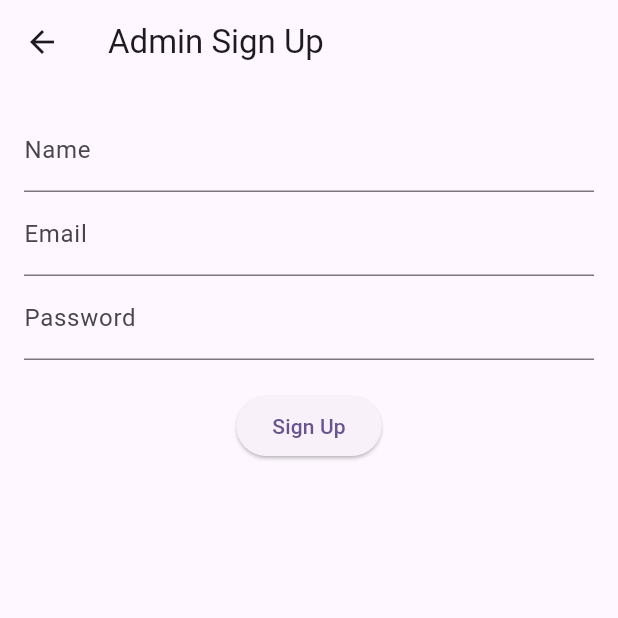
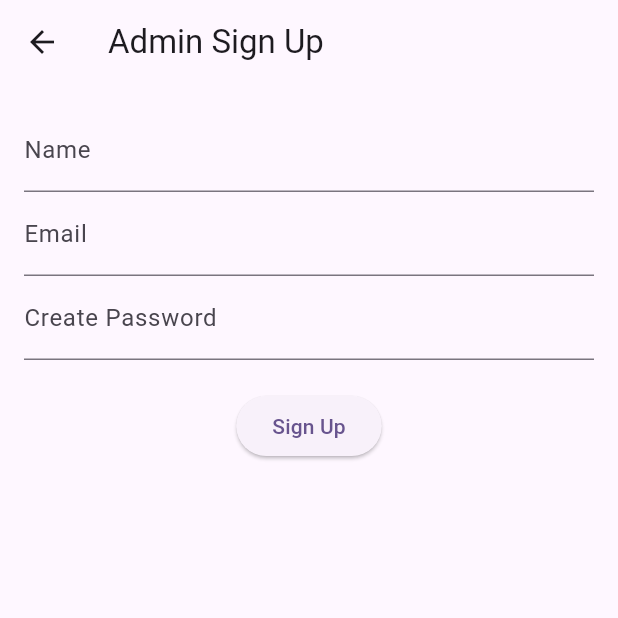
Before and after one commit to muneeza-urbanhood/volunteer_appv2, a Flutter app: the AdminSignUpScreen screen opened directly, after a tap on "Sign Up", on a phone screen of 412 x 824 dp, the top half of it. Run offline on Flutter 3.47's test engine with Material 3 defaults, Android fonts, the phone set to English and light mode, and no system bars; our stand-ins replace firebase_auth, firebase_core, firebase_database; accounts and stored records are empty; network calls fail.

```diff
--- a/lib/admin_screen.dart
+++ b/lib/admin_screen.dart
@@ -126,6 +126,7 @@ class _AdminScreenState extends State<AdminScreen> {
               controller: _descriptionController,
               decoration: InputDecoration(labelText: 'Description'),
             ),
+            // Dropdown for selecting assigned volunteer
             DropdownButtonFormField<String>(
               value: _selectedVolunteerEmail,
               decoration: InputDecoration(labelText: 'Assigned Volunteer'),
--- a/lib/admin_signup_screen.dart
+++ b/lib/admin_signup_screen.dart
@@ -13,6 +13,7 @@ class _AdminSignUpScreenState extends State<AdminSignUpScreen> {
   final _nameController = TextEditingController();
   final _auth = FirebaseAuth.instance;
   final _database = FirebaseDatabase.instance.ref();
+  bool _isSignedUp = false; // Track if the sign-up is successful
 
   void _signUp() async {
     final email = _emailController.text;
@@ -32,9 +33,10 @@ class _AdminSignUpScreenState extends State<AdminSignUpScreen> {
         'name': name,
       });
 
-      // Navigate back to the login screen or show a success message
-      Navigator.pop(context);
-      ScaffoldMessenger.of(context).showSnackBar(SnackBar(content: Text('Sign Up Successful')));
+      // Update the state to show the confirmation message
+      setState(() {
+        _isSignedUp = true;
+      });
     } catch (error) {
       ScaffoldMessenger.of(context).showSnackBar(SnackBar(content: Text('Sign Up Failed: $error')));
     }
@@ -48,7 +50,30 @@ class _AdminSignUpScreenState extends State<AdminSignUpScreen> {
       ),
       body: Padding(
         padding: EdgeInsets.all(16.0),
-        child: Column(
+        child: _isSignedUp
+            ? Center(
+          child: Column(
+            mainAxisAlignment: MainAxisAlignment.center,
+            children: <Widget>[
+              Text(
+                'You are signed up!',
+                style: TextStyle(fontSize: 24, fontWeight: FontWeight.bold),
+              ),
+              SizedBox(height: 20),
+              ElevatedButton(
+                onPressed: () {
+                  Navigator.pushNamedAndRemoveUntil(
+                    context,
+                    '/home',
+                        (Route<dynamic> route) => false,
+                  );
+                },
+                child: Text('Back to Home Screen'),
+              ),
+            ],
+          ),
+        )
+            : Column(
           children: <Widget>[
             TextField(
               controller: _nameController,
@@ -61,7 +86,7 @@ class _AdminSignUpScreenState extends State<AdminSignUpScreen> {
             ),
             TextField(
               controller: _passwordController,
-              decoration: InputDecoration(labelText: 'Password'),
+              decoration: InputDecoration(labelText: 'Create Password'),
               obscureText: true,
             ),
             SizedBox(height: 20),
```
Also changed, not shown: lib/firebase_service.dart (+18 -9 lines), lib/volunteer_signup_screen.dart (+49 -74 lines).
